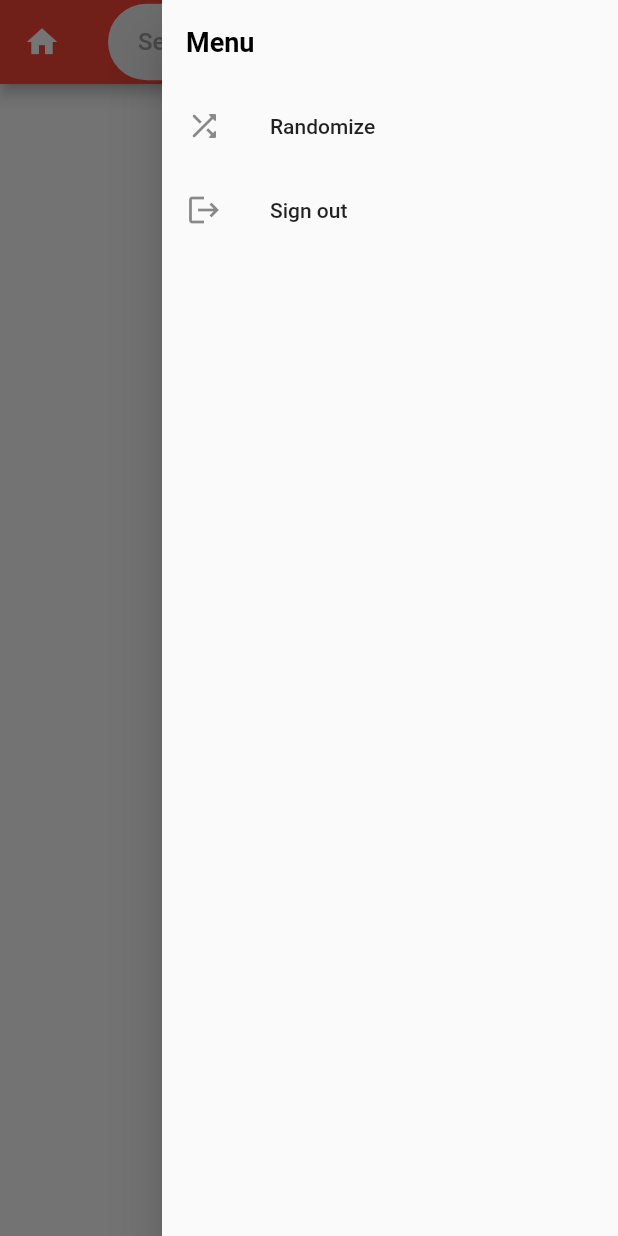
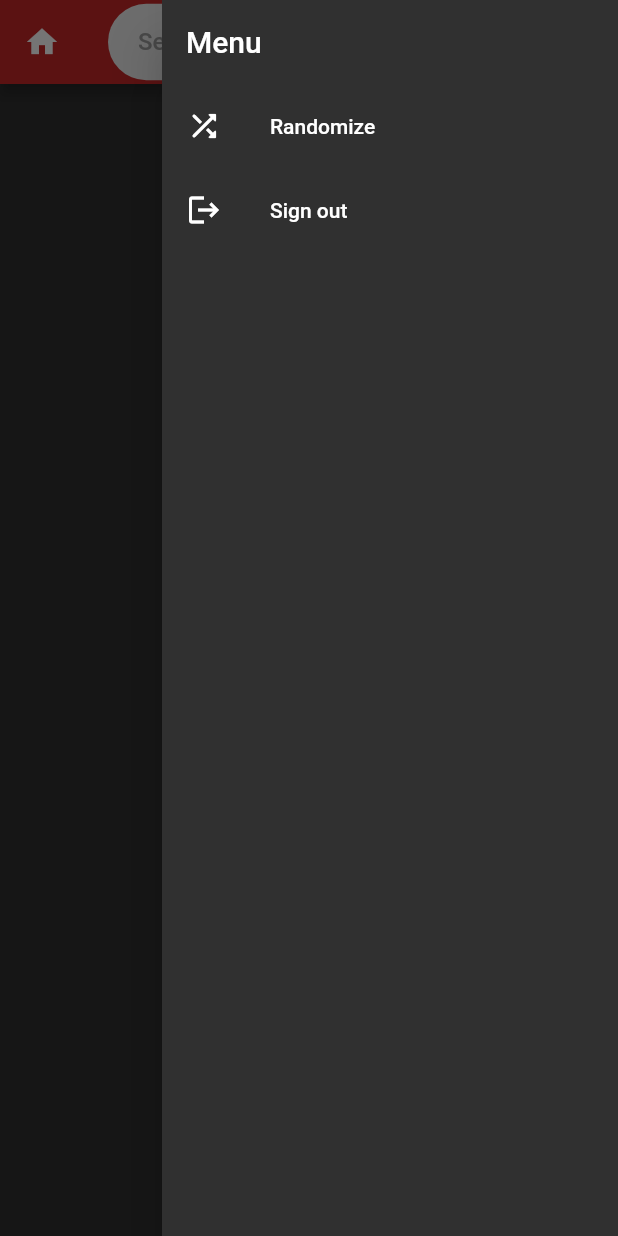
Before and after one commit to BarrsX/recipe_app, a Flutter app: the HomeScreen screen opened by its route, with the side drawer open, on a phone screen of 412 x 824 dp. Run offline on Flutter 3.47's test engine with Material 2 defaults, Android fonts, the phone set to English and light mode, and no system bars; drawn by our look-alikes of flutter_typeahead; our stand-ins replace bloc, equatable, firebase_auth, firebase_core, flutter_bloc, flutter_dotenv and 3 more; accounts and stored records are empty; network calls fail.

Commit message:
Adds theme changes

```diff
--- a/lib/src/features/auth/presentation/login_screen.dart
+++ b/lib/src/features/auth/presentation/login_screen.dart
@@ -29,7 +29,6 @@
   @override
   Widget build(BuildContext context) {
     return Scaffold(
-      backgroundColor: Colors.blueGrey[900],
       body: BlocListener<AuthenticationBloc, AuthenticationState>(
         listener: (context, state) {
           if (state is AuthenticationFailed) {
--- a/lib/src/features/home/presentation/home_screen.dart
+++ b/lib/src/features/home/presentation/home_screen.dart
@@ -51,6 +51,7 @@
             icon: const Icon(Icons.home),
             onPressed: onPressHome,
           ),
+            backgroundColor: Theme.of(context).primaryColor,
           title: SearchField(
             searchController: _searchController,
             homeBloc: _homeBloc,
@@ -130,12 +131,9 @@
         endDrawer: Drawer(
           child: ListView(
             children: [
-              const ListTile(
+              ListTile(
                 title: Text('Menu',
-                    style: TextStyle(
-                        fontSize: 18,
-                        color: Colors.black,
-                        fontWeight: FontWeight.bold)),
+                    style: Theme.of(context).textTheme.titleLarge),
               ),
               ListTile(
                 leading: const Icon(Icons.shuffle_rounded),
```
Also changed, not shown: lib/main.dart (+15 -1 lines), lib/src/features/recipe/presentation/widgets/recipe_view.dart (+19 -21 lines).
